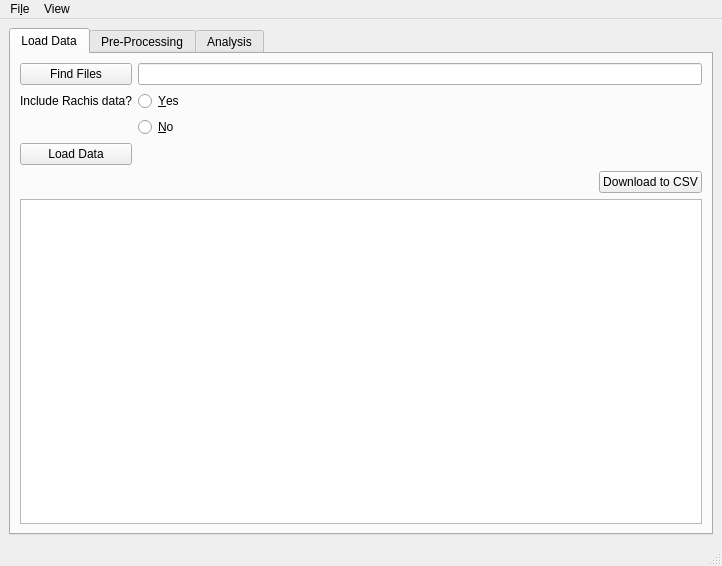
Above: view/main_gui.ui from SirSharpest/Grain_Analyser_GUI before the change. Below: the same form after it.
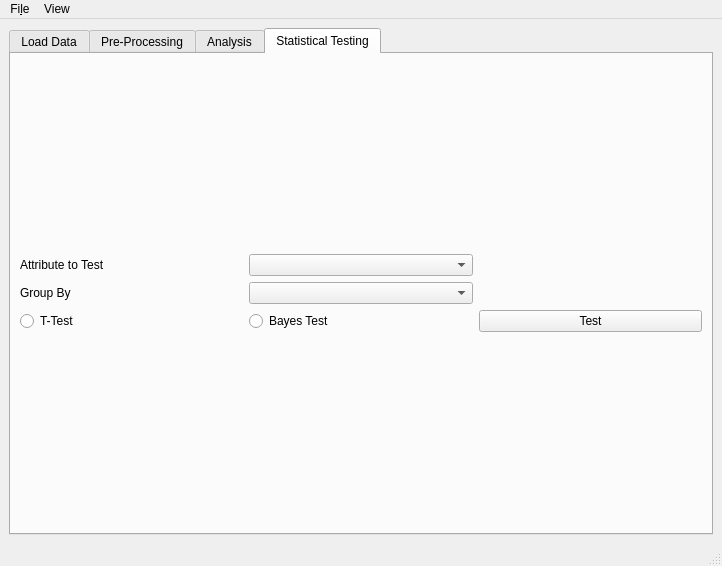
That is the form after the change. The open tabs and pages were chosen to show the change.

Commit message: Progress towards dynamic testing

What changed in the file:
```diff
--- a/view/main_gui.ui
+++ b/view/main_gui.ui
@@ -221,6 +221,68 @@
           </item>
          </layout>
         </widget>
+        <widget class="QWidget" name="tab_testing">
+         <attribute name="title">
+          <string>Statistical Testing</string>
+         </attribute>
+         <layout class="QGridLayout" name="gridLayout_7">
+          <item row="2" column="0">
+           <layout class="QGridLayout" name="layout_test_plots">
+            <property name="sizeConstraint">
+             <enum>QLayout::SetMaximumSize</enum>
+            </property>
+           </layout>
+          </item>
+          <item row="0" column="0">
+           <layout class="QGridLayout" name="gridLayout_6">
+            <item row="1" column="0">
+             <widget class="QLabel" name="label_3">
+              <property name="text">
+               <string>Group By</string>
+              </property>
+             </widget>
+            </item>
+            <item row="0" column="1">
+             <widget class="QComboBox" name="cb_test_attribute"/>
+            </item>
+            <item row="0" column="0">
+             <widget class="QLabel" name="label_2">
+              <property name="text">
+               <string>Attribute to Test</string>
+              </property>
+             </widget>
+            </item>
+            <item row="2" column="0">
+             <widget class="QRadioButton" name="rbtn_ttest">
+              <property name="text">
+               <string>T-Test</string>
+              </property>
+             </widget>
+            </item>
+            <item row="1" column="1">
+             <widget class="QComboBox" name="cb_test_grouping"/>
+            </item>
+            <item row="2" column="1">
+             <widget class="QRadioButton" name="rbtn_bayes">
+              <property name="text">
+               <string>Bayes Test</string>
+              </property>
+             </widget>
+            </item>
+            <item row="2" column="2">
+             <widget class="QPushButton" name="btn_test">
+              <property name="text">
+               <string>Test</string>
+              </property>
+             </widget>
+            </item>
+           </layout>
+          </item>
+          <item row="1" column="0">
+           <layout class="QGridLayout" name="layout_test_groups"/>
+          </item>
+         </layout>
+        </widget>
        </widget>
       </item>
      </layout>
```
Left out of the diff: 12 changed lines with no effect on the pictures. The commit also changes 7 other files.
